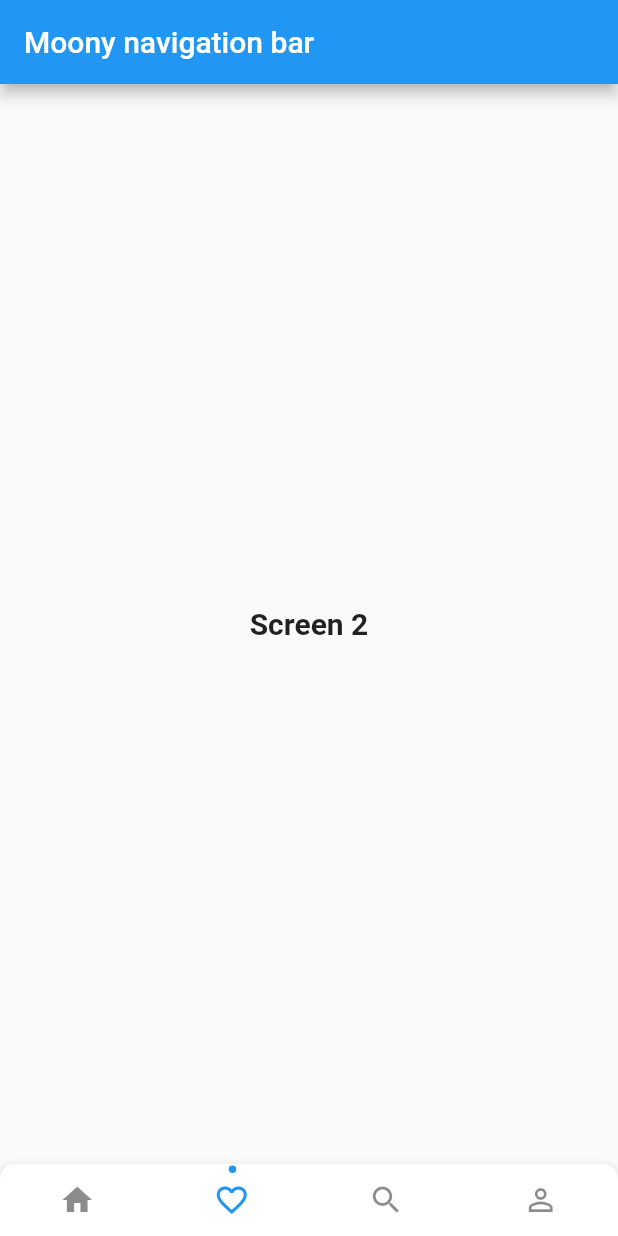
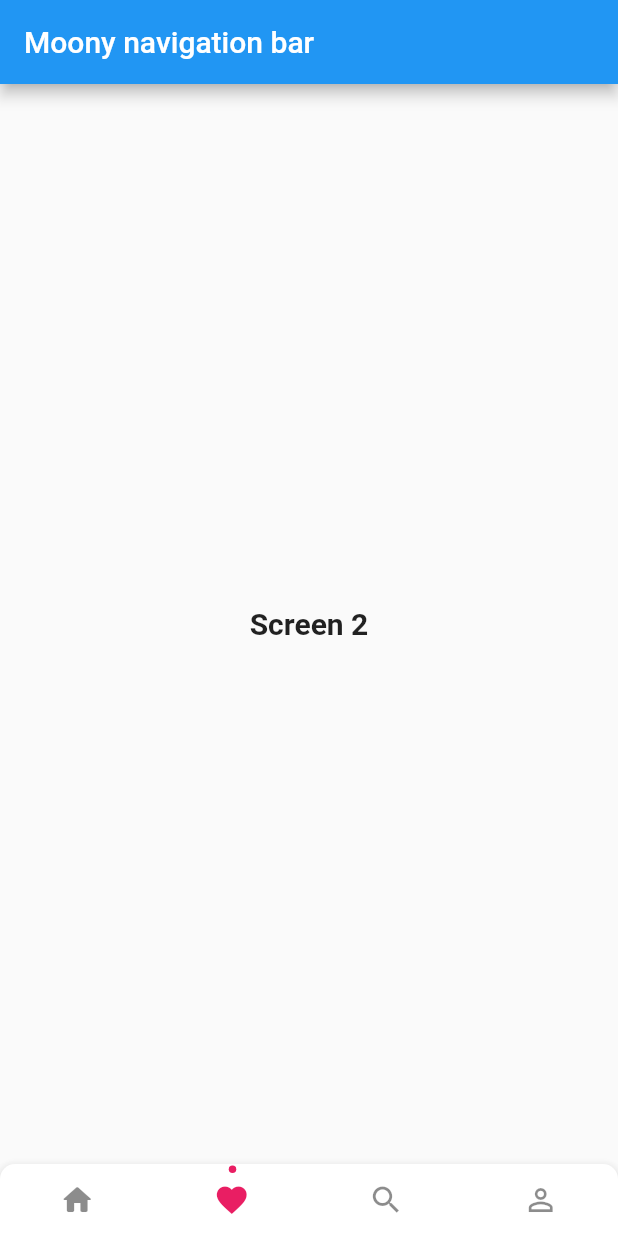
Before and after one commit to doctor-blue/moony_nav_bar_flutter, a Flutter app: the screen it shows after launch, item 2 of the bottom bar chosen, on a phone screen of 412 x 824 dp. Run offline on Flutter 3.47's test engine with Material 2 defaults, Android fonts, the light colour scheme and no system bars.

Commit message:
active icon, indicator color for NavigationBarItem  available

```diff
--- a/example/lib/main.dart
+++ b/example/lib/main.dart
@@ -33,14 +33,16 @@ class _MyAppState extends State<MyApp> {
         body: getBody(),
         bottomNavigationBar: MoonyNavigationBar(
           items: <NavigationBarItem>[
-
             NavigationBarItem(
-                icon: Icons.home,
+                icon: Icons.home_rounded,
                 onTap: () {
                   onTapHandler(0);
                 }),
             NavigationBarItem(
                 icon: Icons.favorite_border_outlined,
+                activeIcon: Icons.favorite,
+                color: Colors.pink,
+                indicatorColor: Colors.pink,
                 onTap: () {
                   onTapHandler(1);
                 }),
--- a/lib/src/nav_bar.dart
+++ b/lib/src/nav_bar.dart
@@ -27,8 +27,7 @@ class _MoonyNavigationBarState extends State<MoonyNavigationBar> {
 
   MoonyNavStyle _style = MoonyNavStyle();
 
-  late Widget _indicatorWidget =
-      CircleAvatar(radius: 2.5, backgroundColor: _style.activeColor);
+  late Color _indicatorColor = _style.indicatorColor;
 
   @override
   void initState() {
@@ -53,16 +52,8 @@ class _MoonyNavigationBarState extends State<MoonyNavigationBar> {
       _style.indicatorColor = _style.activeColor;
     }
 
-    // indicator type
-    _indicatorWidget = _style.indicatorType == IndicatorType.POINT
-        ? CircleAvatar(radius: 2.5, backgroundColor: _style.indicatorColor)
-        : Container(
-            width: 12,
-            height: 2.5,
-            decoration: BoxDecoration(
-                borderRadius: BorderRadius.circular(2),
-                color: _style.indicatorColor),
-          );
+    _indicatorColor = _style.indicatorColor;
+
   }
 
   _sizeCaculation() {
@@ -103,7 +94,7 @@ class _MoonyNavigationBarState extends State<MoonyNavigationBar> {
                             widget.items.asMap())),
                   ),
                   AnimatedPositioned(
-                      child: _indicatorWidget,
+                      child: getIndicator(),
                       duration: Duration(milliseconds: 400),
                       curve: Curves.fastOutSlowIn,
                       left: _positionLeftIndicator,
@@ -118,13 +109,19 @@ class _MoonyNavigationBarState extends State<MoonyNavigationBar> {
     List<NavigationButton> children = [];
 
     mapItem.forEach((index, item) => children.add(NavigationButton(
-          item.icon,
-          (index == _indexPageSelected) ? _style.activeColor : _style.color,
+          (index == _indexPageSelected)
+              ? item.activeIcon ?? item.icon
+              : item.icon,
+          (index == _indexPageSelected)
+              ? item.color ?? _style.activeColor
+              : _style.color,
           item.onTap,
           () {
             _changeOptionBottomBar(index);
+            setState(() {
+              _indicatorColor = item.indicatorColor ?? _style.indicatorColor;
+            });
           },
-          key: null,
         )));
     return children;
   }
@@ -138,4 +135,15 @@ class _MoonyNavigationBarState extends State<MoonyNavigationBar> {
       _indexPageSelected = indexPageSelected;
     }
   }
+
+  getIndicator(){
+        return _style.indicatorType == IndicatorType.POINT
+        ? CircleAvatar(radius: 2.5, backgroundColor: _indicatorColor)
+        : Container(
+            width: 12,
+            height: 2.5,
+            decoration: BoxDecoration(
+                borderRadius: BorderRadius.circular(2), color: _indicatorColor),
+          );
+  }
 }
--- a/lib/src/nav_bar_item.dart
+++ b/lib/src/nav_bar_item.dart
@@ -5,5 +5,14 @@ import 'utils.dart';
 class NavigationBarItem {
   final IconData icon;
   final NavigationButtonTapCallback onTap;
-  const NavigationBarItem({required this.icon, required this.onTap});
+  final IconData? activeIcon;
+  final Color? color;
+  final Color? indicatorColor;
+
+  const NavigationBarItem(
+      {required this.icon,
+      required this.onTap,
+      this.activeIcon,
+      this.color,
+      this.indicatorColor});
 }
--- a/lib/src/nav_button.dart
+++ b/lib/src/nav_button.dart
@@ -7,10 +7,11 @@ class NavigationButton extends StatefulWidget {
   final Color _colorIcon;
   final NavigationButtonTapCallback _onTapInternalButton;
   final NavigationButtonTapCallback _onTapExternalButton;
+  final IconData? activeIcon;
 
   const NavigationButton(this._icon, this._colorIcon, this._onTapInternalButton,
       this._onTapExternalButton,
-      {Key? key})
+      {Key? key, this.activeIcon})
       : super(key: key);
 
   @override
```
